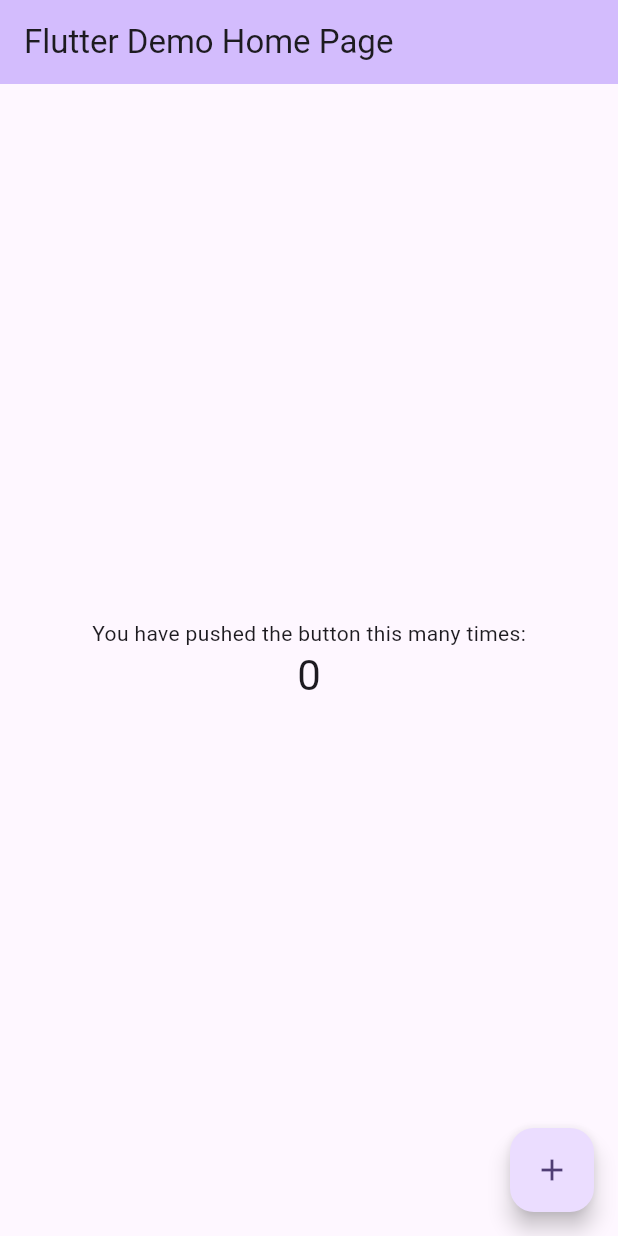
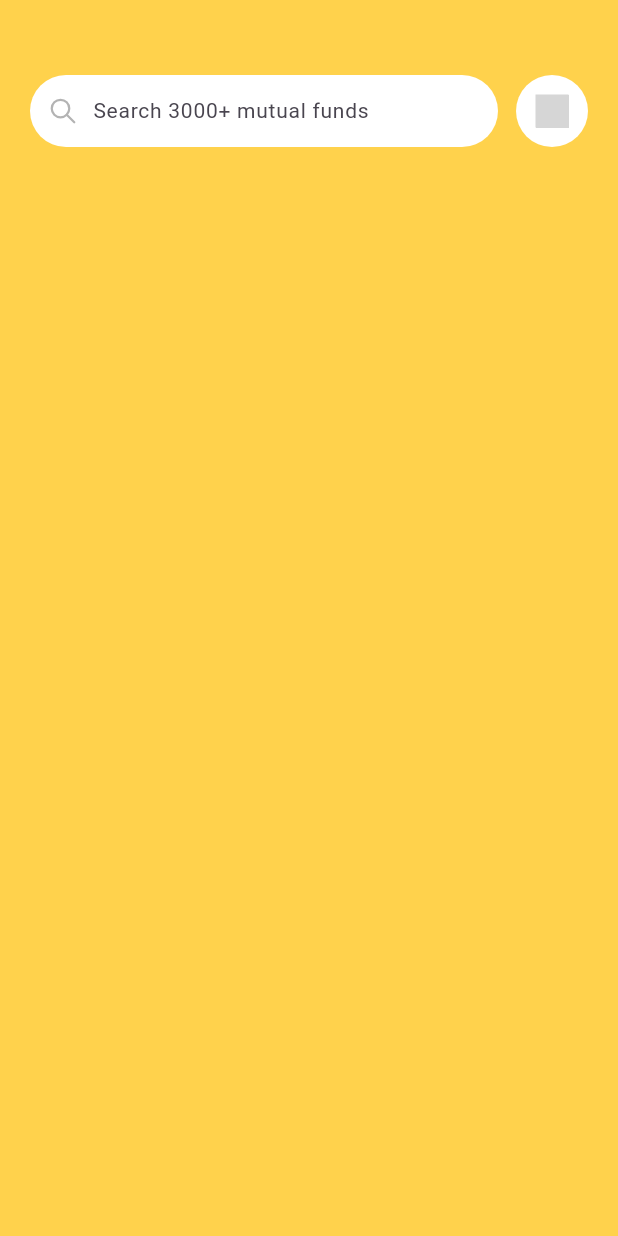
Before and after one commit to Smatyab/task1, a Flutter app: the screen it shows after launch, on a phone screen of 412 x 824 dp. Run offline on Flutter 3.47's test engine with Material 3 defaults, Android fonts, the phone set to English and light mode, and no system bars; our stand-ins replace device_preview, flutter_svg; grey boxes are pictures that could not be loaded.

Commit message:
searchbar done

```diff
--- /dev/null
+++ b/devtools_options.yaml
@@ -0,0 +1,3 @@
+description: This file stores settings for Dart & Flutter DevTools.
+documentation: https://docs.flutter.dev/tools/devtools/extensions#configure-extension-enablement-states
+extensions:
--- /dev/null
+++ b/lib/Home/Dashboard.dart
@@ -0,0 +1,21 @@
+import 'package:flutter/material.dart';
+import 'package:task1/Home/SearchbarWidget.dart';
+
+import '../utils/colors.dart';
+
+class Dashboard extends StatelessWidget {
+  const Dashboard({super.key});
+
+  @override
+  Widget build(BuildContext context) {
+    return Scaffold(
+      backgroundColor: AppColors.primary,
+      body: SingleChildScrollView(
+        child: Padding(
+          padding: EdgeInsets.only(top: 50, left: 20, right: 20),
+          child: Column(children: const [SearchBarWidget()]),
+        ),
+      ),
+    );
+  }
+}
--- /dev/null
+++ b/lib/Home/SearchbarWidget.dart
@@ -0,0 +1,70 @@
+import 'package:flutter/material.dart';
+import 'package:flutter_svg/flutter_svg.dart';
+
+import '../utils/colors.dart';
+
+class SearchBarWidget extends StatelessWidget {
+  const SearchBarWidget({super.key});
+
+  @override
+  Widget build(BuildContext context) {
+    final double width = MediaQuery.of(context).size.width;
+
+    return Row(
+      children: [
+        /// 🔍 SEARCH TEXT FIELD
+        Expanded(
+          child: Container(
+            height: 48,
+            padding: const EdgeInsets.symmetric(horizontal: 12),
+            decoration: BoxDecoration(
+              color: AppColors.card,
+              borderRadius: BorderRadius.circular(50),
+            ),
+            child: Row(
+              children: [
+                SvgPicture.asset(
+                  'assets/Frame.svg',
+                  width: 20,
+                  height: 20,
+                  color: AppColors.textLight,
+                ),
+                const SizedBox(width: 10),
+                const Expanded(
+                  child: TextField(
+                    decoration: InputDecoration(
+                      hintText: 'Search 3000+ mutual funds',
+                      border: InputBorder.none,
+                      isDense: true,
+                    ),
+                    style: TextStyle(fontSize: 14),
+                  ),
+                ),
+              ],
+            ),
+          ),
+        ),
+
+        const SizedBox(width: 12),
+
+        /// 📷 ICON BOX (SEPARATE)
+        Container(
+          height: 48,
+          width: 48,
+          decoration: BoxDecoration(
+            color: AppColors.card,
+            borderRadius: BorderRadius.circular(50),
+          ),
+          child: Center(
+            child: SvgPicture.asset(
+              'assets/vector.svg',
+              width: 22,
+              height: 22,
+              color: AppColors.textDark,
+            ),
+          ),
+        ),
+      ],
+    );
+  }
+}
--- a/lib/main.dart
+++ b/lib/main.dart
@@ -1,122 +1,27 @@
+import 'package:device_preview/device_preview.dart';
+import 'package:flutter/foundation.dart' show kReleaseMode;
 import 'package:flutter/material.dart';
+import 'package:task1/Home/Dashboard.dart';
 
 void main() {
-  runApp(const MyApp());
+  runApp(
+    DevicePreview(
+      builder: (BuildContext c) {
+        return MyApp();
+      },
+      enabled: !kReleaseMode,
+    ),
+  );
 }
 
 class MyApp extends StatelessWidget {
   const MyApp({super.key});
-
-  // This widget is the root of your application.
   @override
   Widget build(BuildContext context) {
     return MaterialApp(
-      title: 'Flutter Demo',
-      theme: ThemeData(
-        // This is the theme of your application.
-        //
-        // TRY THIS: Try running your application with "flutter run". You'll see
-        // the application has a purple toolbar. Then, without quitting the app,
-        // try changing the seedColor in the colorScheme below to Colors.green
-        // and then invoke "hot reload" (save your changes or press the "hot
-        // reload" button in a Flutter-supported IDE, or press "r" if you used
-        // the command line to start the app).
-        //
-        // Notice that the counter didn't reset back to zero; the application
-        // state is not lost during the reload. To reset the state, use hot
-        // restart instead.
-        //
-        // This works for code too, not just values: Most code changes can be
-        // tested with just a hot reload.
-        colorScheme: ColorScheme.fromSeed(seedColor: Colors.deepPurple),
-      ),
-      home: const MyHomePage(title: 'Flutter Demo Home Page'),
+      debugShowCheckedModeBanner: false,
+      title: 'Task',
+      home: const Dashboard(),
     );
   }
 }
-
-class MyHomePage extends StatefulWidget {
-  const MyHomePage({super.key, required this.title});
-
-  // This widget is the home page of your application. It is stateful, meaning
-  // that it has a State object (defined below) that contains fields that affect
-  // how it looks.
-
-  // This class is the configuration for the state. It holds the values (in this
-  // case the title) provided by the parent (in this case the App widget) and
-  // used by the build method of the State. Fields in a Widget subclass are
-  // always marked "final".
-
-  final String title;
-
-  @override
-  State<MyHomePage> createState() => _MyHomePageState();
-}
-
-class _MyHomePageState extends State<MyHomePage> {
-  int _counter = 0;
-
-  void _incrementCounter() {
-    setState(() {
-      // This call to setState tells the Flutter framework that something has
-      // changed in this State, which causes it to rerun the build method below
-      // so that the display can reflect the updated values. If we changed
-      // _counter without calling setState(), then the build method would not be
-      // called again, and so nothing would appear to happen.
-      _counter++;
-    });
-  }
-
-  @override
-  Widget build(BuildContext context) {
-    // This method is rerun every time setState is called, for instance as done
-    // by the _incrementCounter method above.
-    //
-    // The Flutter framework has been optimized to make rerunning build methods
-    // fast, so that you can just rebuild anything that needs updating rather
-    // than having to individually change instances of widgets.
-    return Scaffold(
-      appBar: AppBar(
-        // TRY THIS: Try changing the color here to a specific color (to
-        // Colors.amber, perhaps?) and trigger a hot reload to see the AppBar
-        // change color while the other colors stay the same.
-        backgroundColor: Theme.of(context).colorScheme.inversePrimary,
-        // Here we take the value from the MyHomePage object that was created by
-        // the App.build method, and use it to set our appbar title.
-        title: Text(widget.title),
-      ),
-      body: Center(
-        // Center is a layout widget. It takes a single child and positions it
-        // in the middle of the parent.
-        child: Column(
-          // Column is also a layout widget. It takes a list of children and
-          // arranges them vertically. By default, it sizes itself to fit its
-          // children horizontally, and tries to be as tall as its parent.
-          //
-          // Column has various properties to control how it sizes itself and
-          // how it positions its children. Here we use mainAxisAlignment to
-          // center the children vertically; the main axis here is the vertical
-          // axis because Columns are vertical (the cross axis would be
-          // horizontal).
-          //
-          // TRY THIS: Invoke "debug painting" (choose the "Toggle Debug Paint"
-          // action in the IDE, or press "p" in the console), to see the
-          // wireframe for each widget.
-          mainAxisAlignment: MainAxisAlignment.center,
-          children: <Widget>[
-            const Text('You have pushed the button this many times:'),
-            Text(
-              '$_counter',
-              style: Theme.of(context).textTheme.headlineMedium,
-            ),
-          ],
-        ),
-      ),
-      floatingActionButton: FloatingActionButton(
-        onPressed: _incrementCounter,
-        tooltip: 'Increment',
-        child: const Icon(Icons.add),
-      ), // This trailing comma makes auto-formatting nicer for build methods.
-    );
-  }
-}
--- /dev/null
+++ b/lib/utils/colors.dart
@@ -0,0 +1,11 @@
+import 'package:flutter/material.dart';
+
+class AppColors {
+  static const Color primary = Color(0xFFFFD24C);
+  static const Color negative = Color(0xFFCB0000);
+  static const Color textDark = Color(0xFF242424);
+  static const Color textMedium = Color(0xFF474646);
+  static const Color textLight = Color(0xFFB3B3B3);
+  static const Color background = Color(0xFFFFF5D7);
+  static const Color card = Colors.white;
+}
--- a/pubspec.yaml
+++ b/pubspec.yaml
@@ -45,6 +45,9 @@ dev_dependencies:
   # package. See that file for information about deactivating specific lint
   # rules and activating additional ones.
   flutter_lints: ^5.0.0
+  google_fonts: ^6.1.0
+  flutter_svg: ^2.2.3
+  device_preview: ^1.3.1
 
 # For information on the generic Dart part of this file, see the
 # following page: https://dart.dev/tools/pub/pubspec
@@ -58,7 +61,8 @@ flutter:
   uses-material-design: true
 
   # To add assets to your application, add an assets section, like this:
-  # assets:
+  assets:
+    - assets/
   #   - images/a_dot_burr.jpeg
   #   - images/a_dot_ham.jpeg
 
```
Also changed, not shown: assets/Asset 1 1.svg (added), assets/Asset 1 7.svg (added), assets/Asset 1 8.svg (added), assets/Frame.svg (added), assets/Vector (2).svg (added), assets/Vector (3).svg (added), assets/Vector (4).svg (added), assets/Vector (5).svg (added), assets/Vector (6).svg (added), assets/Vector (7).svg (added), assets/Vector.svg (added), assets/briefcase 1 (Traced).svg (added), assets/investment 1 (Traced).svg (added), assets/rupee.svg (added), 1 more files, 1 other file.
